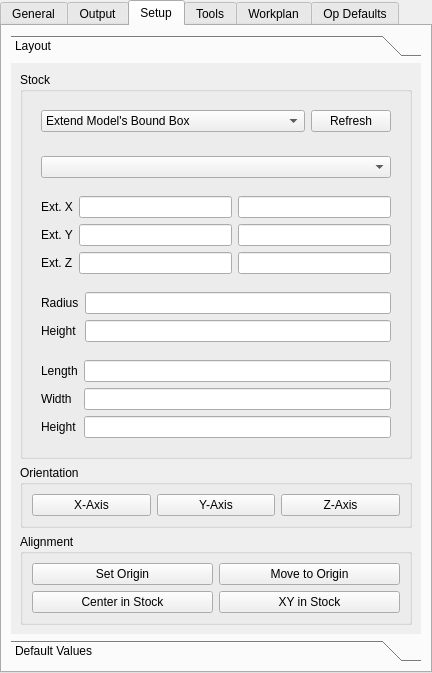
Before: the Qt Designer form src/Mod/Path/Gui/Resources/panels/PathEdit.ui in berndhahnebach/All_FreeCAD, drawn with Qt 5.
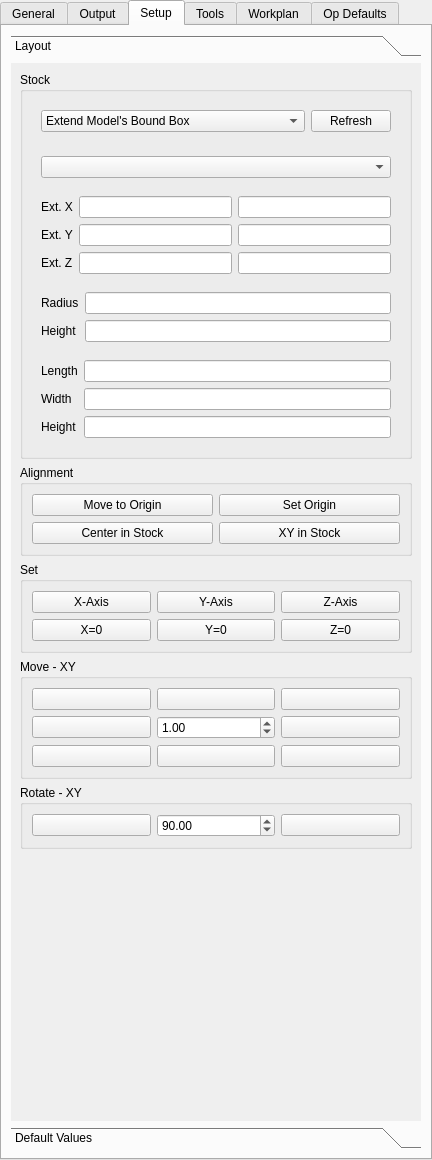
After: the same form once the commit is applied. The open tabs and pages were chosen to show the change. Icons and pictures are not drawn. Custom widgets are drawn as their Qt base class.

```diff
--- a/src/Mod/Path/Gui/Resources/panels/PathEdit.ui
+++ b/src/Mod/Path/Gui/Resources/panels/PathEdit.ui
@@ -7,7 +7,7 @@
     <x>0</x>
     <y>0</y>
     <width>432</width>
-    <height>673</height>
+    <height>1160</height>
    </rect>
   </property>
   <property name="windowTitle">
@@ -190,7 +190,7 @@
          <x>0</x>
          <y>0</y>
          <width>418</width>
-         <height>762</height>
+         <height>1117</height>
         </rect>
        </property>
        <attribute name="label">
@@ -392,55 +392,11 @@
          </widget>
         </item>
         <item>
-         <widget class="QGroupBox" name="orientGroup">
-          <property name="title">
-           <string>Orientation</string>
-          </property>
-          <layout class="QHBoxLayout" name="horizontalLayout">
-           <item>
-            <widget class="QPushButton" name="orientXAxis">
-             <property name="text">
-              <string>X-Axis</string>
-             </property>
-            </widget>
-           </item>
-           <item>
-            <widget class="QPushButton" name="orientYAxis">
-             <property name="text">
-              <string>Y-Axis</string>
-             </property>
-            </widget>
-           </item>
-           <item>
-            <widget class="QPushButton" name="orientZAxis">
-             <property name="text">
-              <string>Z-Axis</string>
-             </property>
-            </widget>
-           </item>
-          </layout>
-         </widget>
-        </item>
-        <item>
-         <widget class="QGroupBox" name="alignGroup">
+         <widget class="QGroupBox" name="modelAlignGroup">
           <property name="title">
            <string>Alignment</string>
           </property>
           <layout class="QGridLayout" name="gridLayout_2">
-           <item row="1" column="0">
-            <widget class="QPushButton" name="setOrigin">
-             <property name="text">
-              <string>Set Origin</string>
-             </property>
-            </widget>
-           </item>
-           <item row="1" column="1">
-            <widget class="QPushButton" name="moveToOrigin">
-             <property name="text">
-              <string>Move to Origin</string>
-             </property>
-            </widget>
-           </item>
            <item row="2" column="0">
             <widget class="QPushButton" name="centerInStock">
              <property name="text">
@@ -455,6 +411,285 @@
              </property>
             </widget>
            </item>
+           <item row="0" column="1">
+            <widget class="QPushButton" name="setOrigin">
+             <property name="text">
+              <string>Set Origin</string>
+             </property>
+            </widget>
+           </item>
+           <item row="0" column="0">
+            <widget class="QPushButton" name="moveToOrigin">
+             <property name="text">
+              <string>Move to Origin</string>
+             </property>
+            </widget>
+           </item>
+          </layout>
+         </widget>
+        </item>
+        <item>
+         <widget class="QGroupBox" name="modelSetGroup">
+          <property name="title">
+           <string>Set</string>
+          </property>
+          <layout class="QGridLayout" name="gridLayout_5">
+           <item row="0" column="0">
+            <widget class="QPushButton" name="modelSetXAxis">
+             <property name="text">
+              <string>X-Axis</string>
+             </property>
+            </widget>
+           </item>
+           <item row="0" column="1">
+            <widget class="QPushButton" name="modelSetYAxis">
+             <property name="text">
+              <string>Y-Axis</string>
+             </property>
+            </widget>
+           </item>
+           <item row="0" column="2">
+            <widget class="QPushButton" name="modelSetZAxis">
+             <property name="text">
+              <string>Z-Axis</string>
+             </property>
+            </widget>
+           </item>
+           <item row="1" column="1">
+            <widget class="QPushButton" name="modelSetY0">
+             <property name="text">
+              <string>Y=0</string>
+             </property>
+            </widget>
+           </item>
+           <item row="1" column="2">
+            <widget class="QPushButton" name="modelSetZ0">
+             <property name="text">
+              <string>Z=0</string>
+             </property>
+            </widget>
+           </item>
+           <item row="1" column="0">
+            <widget class="QPushButton" name="modelSetX0">
+             <property name="text">
+              <string>X=0</string>
+             </property>
+            </widget>
+           </item>
+          </layout>
+         </widget>
+        </item>
+        <item>
+         <widget class="QGroupBox" name="modelMoveGroup">
+          <property name="title">
+           <string>Move - XY</string>
+          </property>
+          <layout class="QGridLayout" name="gridLayout_3">
+           <item row="0" column="1">
+            <widget class="QPushButton" name="modelMoveUp">
+             <property name="text">
+              <string/>
+             </property>
+             <property name="icon">
+              <iconset resource="../Path.qrc">
+               <normaloff>:/icons/arrow-up.svg</normaloff>:/icons/arrow-up.svg</iconset>
+             </property>
+             <property name="iconSize">
+              <size>
+               <width>32</width>
+               <height>32</height>
+              </size>
+             </property>
+            </widget>
+           </item>
+           <item row="0" column="2">
+            <widget class="QPushButton" name="modelMoveRightUp">
+             <property name="text">
+              <string/>
+             </property>
+             <property name="icon">
+              <iconset resource="../Path.qrc">
+               <normaloff>:/icons/arrow-right-up.svg</normaloff>:/icons/arrow-right-up.svg</iconset>
+             </property>
+             <property name="iconSize">
+              <size>
+               <width>32</width>
+               <height>32</height>
+              </size>
+             </property>
+            </widget>
+           </item>
+           <item row="0" column="0">
+            <widget class="QPushButton" name="modelMoveLeftUp">
+             <property name="text">
+              <string/>
+             </property>
+             <property name="icon">
+              <iconset resource="../Path.qrc">
+               <normaloff>:/icons/arrow-left-up.svg</normaloff>:/icons/arrow-left-up.svg</iconset>
+             </property>
+             <property name="iconSize">
+              <size>
+               <width>32</width>
+               <height>32</height>
+              </size>
+             </property>
+            </widget>
+           </item>
+           <item row="1" column="2">
+            <widget class="QPushButton" name="modelMoveRight">
+             <property name="text">
+              <string/>
+             </property>
+             <property name="icon">
+              <iconset resource="../Path.qrc">
+               <normaloff>:/icons/arrow-right.svg</normaloff>:/icons/arrow-right.svg</iconset>
+             </property>
+             <property name="iconSize">
+              <size>
+               <width>32</width>
+               <height>32</height>
+              </size>
+             </property>
+            </widget>
+           </item>
+           <item row="1" column="1">
+            <widget class="QDoubleSpinBox" name="modelMoveValue">
+             <property name="minimum">
+              <double>-1000.000000000000000</double>
+             </property>
+             <property name="maximum">
+              <double>1000.000000000000000</double>
+             </property>
+             <property name="value">
+              <double>1.000000000000000</double>
+             </property>
+            </widget>
+           </item>
+           <item row="1" column="0">
+            <widget class="QPushButton" name="modelMoveLeft">
+             <property name="text">
+              <string/>
+             </property>
+             <property name="icon">
+              <iconset resource="../Path.qrc">
+               <normaloff>:/icons/arrow-left.svg</normaloff>:/icons/arrow-left.svg</iconset>
+             </property>
+             <property name="iconSize">
+              <size>
+               <width>32</width>
+               <height>32</height>
+              </size>
+             </property>
+            </widget>
+           </item>
+           <item row="2" column="0">
+            <widget class="QPushButton" name="modelMoveLeftDown">
+             <property name="text">
+              <string/>
+             </property>
+             <property name="icon">
+              <iconset resource="../Path.qrc">
+               <normaloff>:/icons/arrow-left-down.svg</normaloff>:/icons/arrow-left-down.svg</iconset>
+             </property>
+             <property name="iconSize">
+              <size>
+               <width>32</width>
+               <height>32</height>
+              </size>
+             </property>
+            </widget>
+           </item>
+           <item row="2" column="1">
+            <widget class="QPushButton" name="modelMoveDown">
+             <property name="text">
+              <string/>
+             </property>
+             <property name="icon">
+              <iconset resource="../Path.qrc">
+               <normaloff>:/icons/arrow-down.svg</normaloff>:/icons/arrow-down.svg</iconset>
+             </property>
+             <property name="iconSize">
+              <size>
+               <width>32</width>
+               <height>32</height>
+              </size>
+             </property>
+            </widget>
+           </item>
+           <item row="2" column="2">
+            <widget class="QPushButton" name="modelMoveRightDown">
+             <property name="text">
+              <string/>
+             </property>
+             <property name="icon">
+              <iconset resource="../Path.qrc">
+               <normaloff>:/icons/arrow-right-down.svg</normaloff>:/icons/arrow-right-down.svg</iconset>
+             </property>
+             <property name="iconSize">
+              <size>
+               <width>32</width>
+               <height>32</height>
+              </size>
+             </property>
+            </widget>
+           </item>
+          </layout>
+         </widget>
+        </item>
+        <item>
+         <widget class="QGroupBox" name="modelRotateGroup">
+          <property name="title">
+           <string>Rotate - XY</string>
+          </property>
+          <layout class="QGridLayout" name="gridLayout_6">
+           <item row="0" column="0">
+            <widget class="QPushButton" name="modelRotateLeft">
+             <property name="text">
+              <string/>
+             </property>
+             <property name="icon">
+              <iconset resource="../Path.qrc">
+               <normaloff>:/icons/arrow-ccw.svg</normaloff>:/icons/arrow-ccw.svg</iconset>
+             </property>
+             <property name="iconSize">
+              <size>
+               <width>32</width>
+               <height>32</height>
+              </size>
+             </property>
+            </widget>
+           </item>
+           <item row="0" column="1">
+            <widget class="QDoubleSpinBox" name="modelRotateValue">
+             <property name="minimum">
+              <double>-180.000000000000000</double>
+             </property>
+             <property name="maximum">
+              <double>360.000000000000000</double>
+             </property>
+             <property name="value">
+              <double>90.000000000000000</double>
+             </property>
+            </widget>
+           </item>
+           <item row="0" column="2">
+            <widget class="QPushButton" name="modelRotateRight">
+             <property name="text">
+              <string/>
+             </property>
+             <property name="icon">
+              <iconset resource="../Path.qrc">
+               <normaloff>:/icons/arrow-cw.svg</normaloff>:/icons/arrow-cw.svg</iconset>
+             </property>
+             <property name="iconSize">
+              <size>
+               <width>32</width>
+               <height>32</height>
+              </size>
+             </property>
+            </widget>
+           </item>
           </layout>
          </widget>
         </item>
```
Left out of the diff: 113 changed lines with no effect on the pictures.
